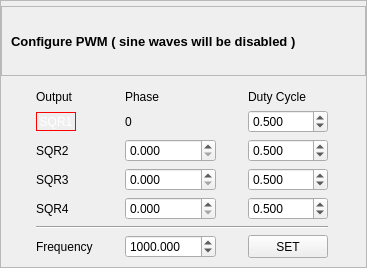
Old version of the form SEEL_Apps/templates/widgets/pwmWidget.ui in the repository jithinbp/SEELablet-apps.
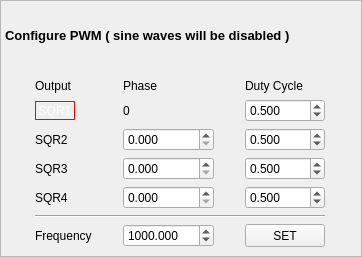
New version of the form.

```diff
--- a/SEEL_Apps/templates/widgets/pwmWidget.ui
+++ b/SEEL_Apps/templates/widgets/pwmWidget.ui
@@ -6,10 +6,16 @@
    <rect>
     <x>0</x>
     <y>0</y>
-    <width>367</width>
-    <height>268</height>
+    <width>362</width>
+    <height>257</height>
    </rect>
   </property>
+  <property name="maximumSize">
+   <size>
+    <width>16777215</width>
+    <height>257</height>
+   </size>
+  </property>
   <property name="windowTitle">
    <string>Form</string>
   </property>
@@ -62,12 +68,18 @@
       <item>
        <widget class="QFrame" name="frame">
         <property name="frameShape">
-         <enum>QFrame::StyledPanel</enum>
+         <enum>QFrame::NoFrame</enum>
         </property>
         <property name="frameShadow">
          <enum>QFrame::Raised</enum>
         </property>
         <layout class="QHBoxLayout" name="horizontalLayout">
+         <property name="spacing">
+          <number>4</number>
+         </property>
+         <property name="margin">
+          <number>4</number>
+         </property>
          <item>
           <widget class="QLabel" name="label_4">
            <property name="font">
```
Left out of the diff: 6 changed lines with no effect on the pictures.
